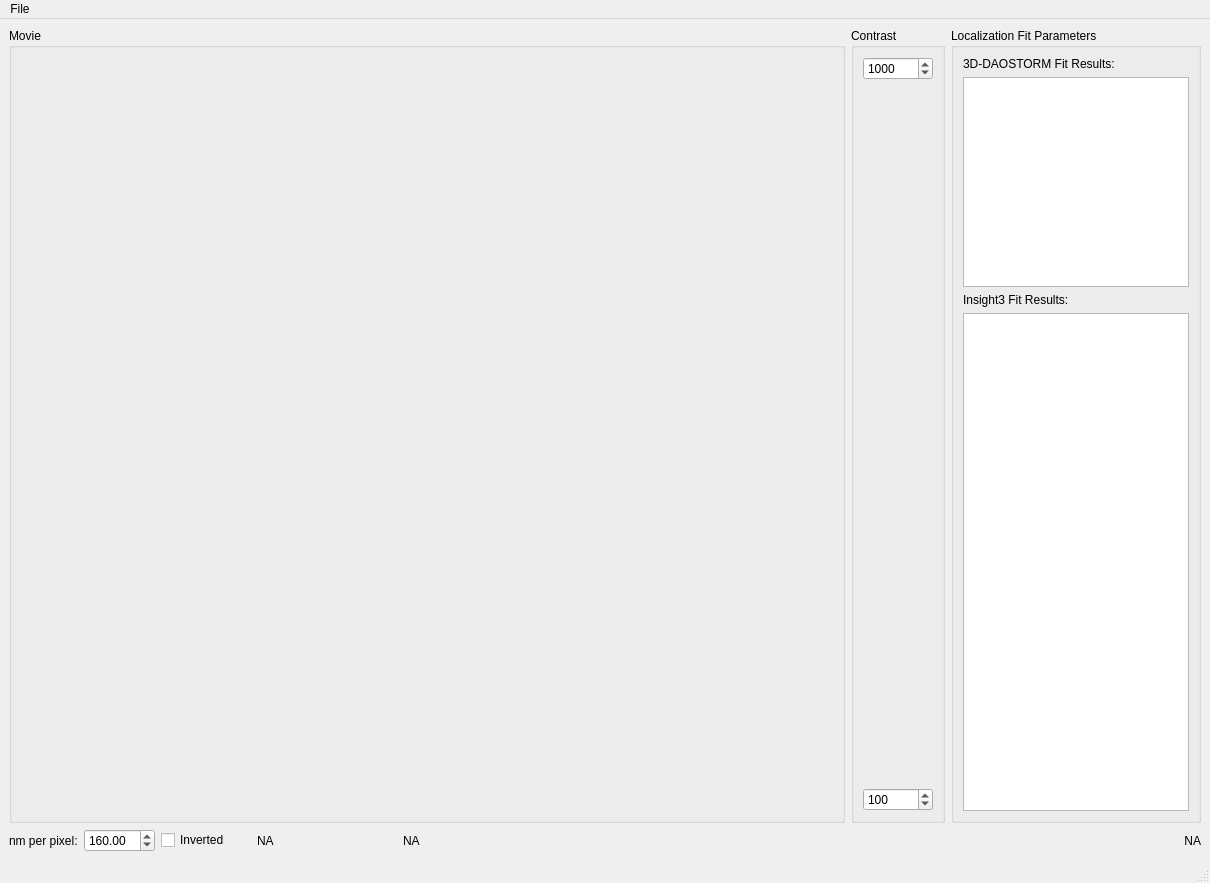
The window that storm_analysis/visualizer/visualizer.ui (ZhuangLab/storm-analysis) describes before a commit, drawn with Qt 5.
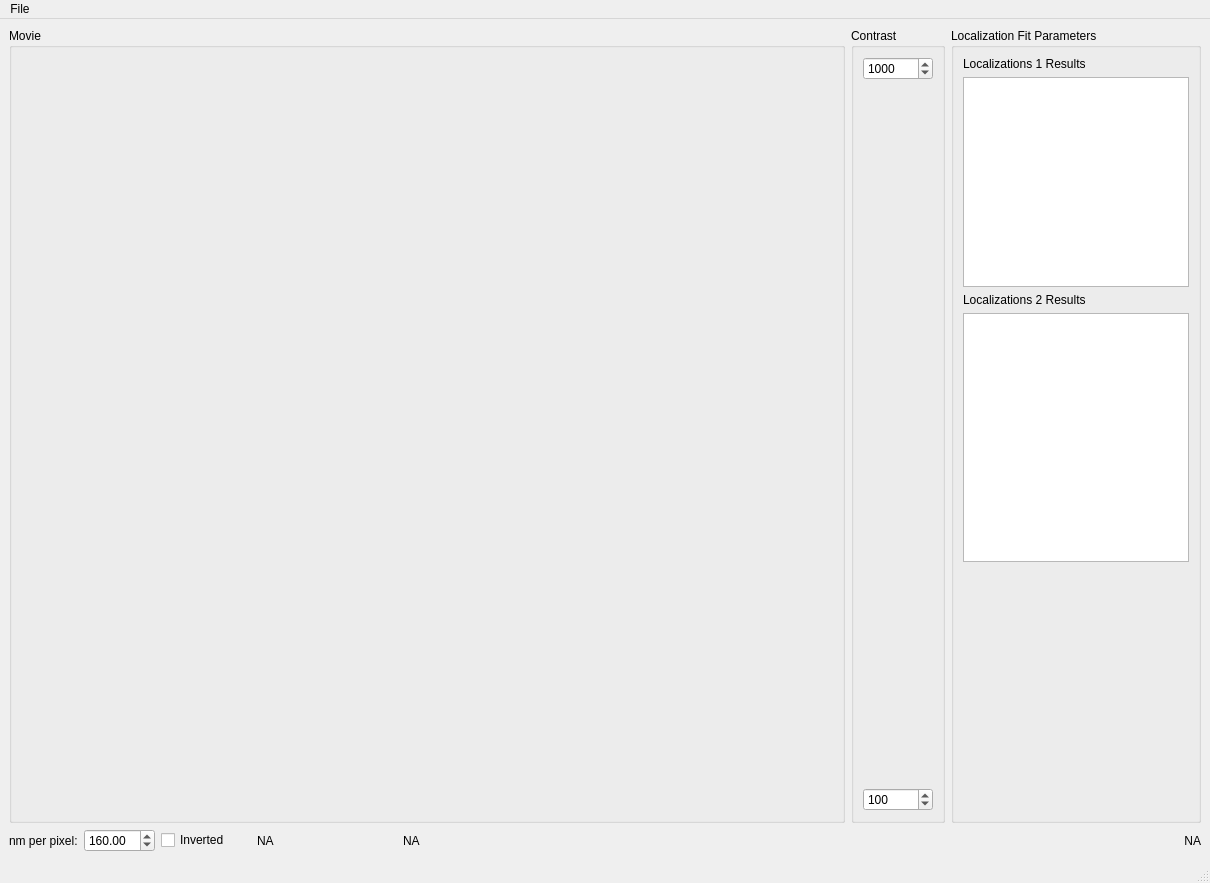
The same window after the commit.

Commit message: Update visualizer to also handle the HDF5 format. Also perform some code clean up / tune up.

Patch:
```diff
--- a/storm_analysis/visualizer/visualizer.ui
+++ b/storm_analysis/visualizer/visualizer.ui
@@ -120,7 +120,7 @@
          <item>
           <widget class="QLabel" name="multiLabel">
            <property name="text">
-            <string>3D-DAOSTORM Fit Results:</string>
+            <string>Localizations 1 Results</string>
            </property>
           </widget>
          </item>
@@ -155,7 +155,7 @@
          <item>
           <widget class="QLabel" name="i3Label">
            <property name="text">
-            <string>Insight3 Fit Results:</string>
+            <string>Localizations 2 Results</string>
            </property>
           </widget>
          </item>
@@ -181,6 +181,19 @@
            </attribute>
           </widget>
          </item>
+         <item>
+          <spacer name="verticalSpacer">
+           <property name="orientation">
+            <enum>Qt::Vertical</enum>
+           </property>
+           <property name="sizeHint" stdset="0">
+            <size>
+             <width>20</width>
+             <height>40</height>
+            </size>
+           </property>
+          </spacer>
+         </item>
         </layout>
        </widget>
       </item>
```
Left out of the diff: 14 changed lines with no effect on the pictures. The commit also changes 3 other files.
